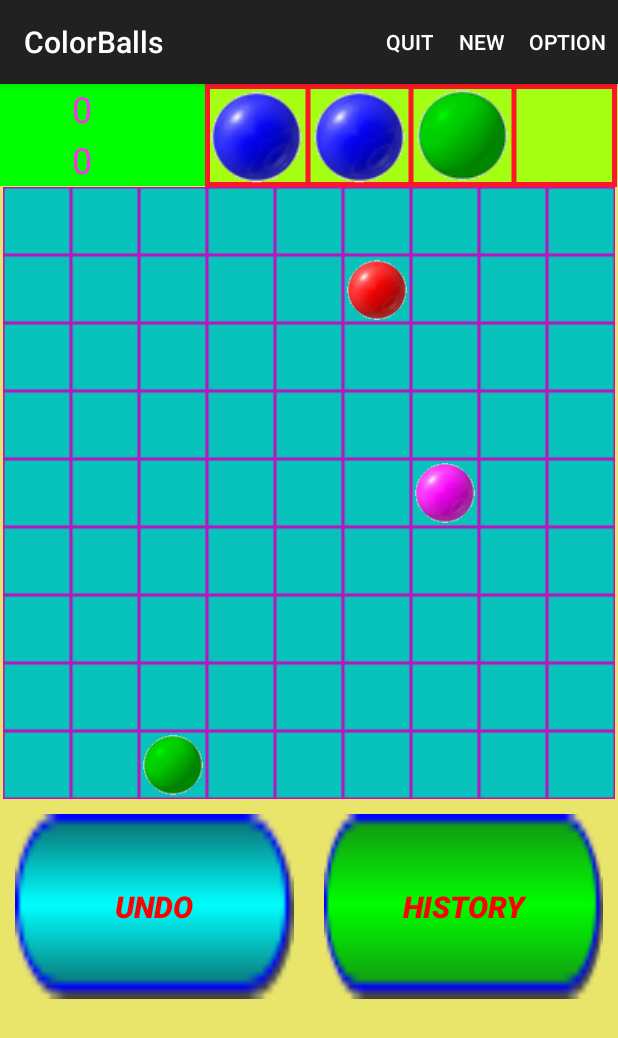
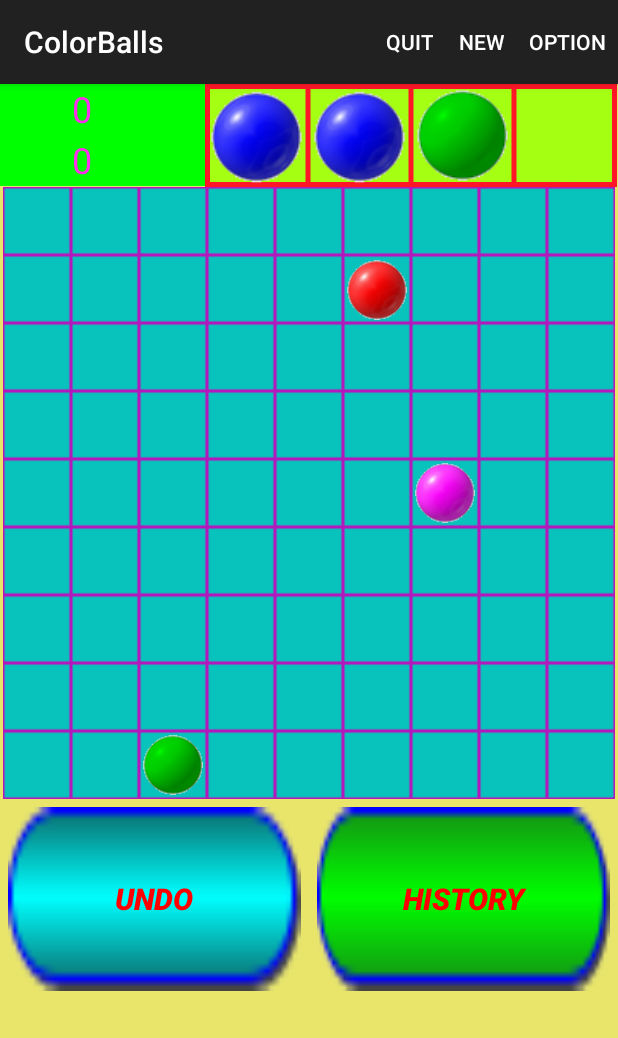
Before and after one commit to SmileChaoLee/ColorBalls, an Android app: the screen it shows after launch (MyActivity), on a phone screen of 412 x 824 dp. Shown: the top 1038 px of the screen. Run offline under Robolectric (Android 15) with nearby library versions, the phone set to English and light mode, and no system bars; 4 statements that could not run were skipped.

Commit message:
Fixed layout's bugs

```diff
--- a/app/src/main/res/layout/activity_my.xml
+++ b/app/src/main/res/layout/activity_my.xml
@@ -5,6 +5,7 @@
     android:layout_height="match_parent"
     android:background="#ffe8e56a" >
 
+    <!-- Scores part and Next balls part -->
     <LinearLayout xmlns:android="http://schemas.android.com/apk/res/android"
         android:orientation="horizontal"
         android:layout_width="wrap_content"
@@ -15,7 +16,7 @@
             android:orientation="vertical"
             android:layout_width="wrap_content"
             android:layout_height="wrap_content"
-            android:layout_weight="1">
+            >
 
             <TextView
                 android:id="@+id/highestScoreTextView"
@@ -66,6 +67,7 @@
 
     </LinearLayout>
 
+    <!-- Main part of the game (9 x 9) Grid -->
     <FrameLayout xmlns:android="http://schemas.android.com/apk/res/android"
         android:id="@+id/frameLayout1"
         android:orientation="vertical"
@@ -92,20 +94,20 @@
 
     </FrameLayout>
 
+    <!-- the undo button and history button -->
     <LinearLayout xmlns:android="http://schemas.android.com/apk/res/android"
         android:id="@+id/linearlayout_for_buttons_in_mainactivity"
         android:orientation="horizontal"
         android:layout_width="match_parent"
-        android:layout_height="wrap_content">
+        android:layout_height="wrap_content"
+        android:weightSum="2">
 
         <Button
             android:id="@+id/undoButton"
-            android:layout_width="wrap_content"
+            android:layout_width="0dp"
             android:layout_height="match_parent"
-            android:layout_marginLeft="10dp"
-            android:layout_marginTop="10dp"
-            android:layout_marginRight="10dp"
-            android:layout_marginBottom="0dp"
+            android:layout_gravity="center"
+            android:layout_margin="5dp"
             android:padding="0dp"
             android:background="@drawable/undo_button"
             android:layout_weight="1"
@@ -113,12 +115,10 @@
 
         <Button
             android:id="@+id/historyButton"
-            android:layout_width="wrap_content"
+            android:layout_width="0dp"
             android:layout_height="match_parent"
-            android:layout_marginLeft="10dp"
-            android:layout_marginTop="10dp"
-            android:layout_marginRight="10dp"
-            android:layout_marginBottom="0dp"
+            android:layout_gravity="center"
+            android:layout_margin="5dp"
             android:padding="0dp"
             android:background="@drawable/history_button"
             android:layout_weight="1"
```
Also changed, not shown: 1 other file.
